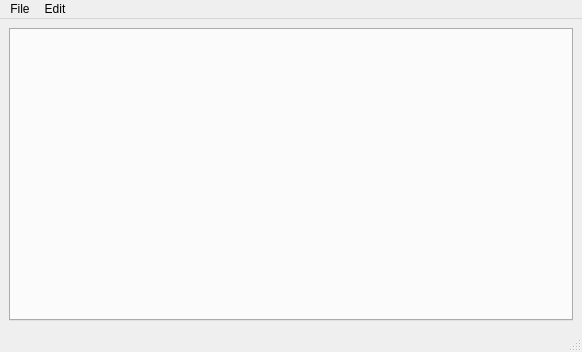
Qt form mainwindow.ui (MisanaProger/Charos-Text-Editor) before a commit.
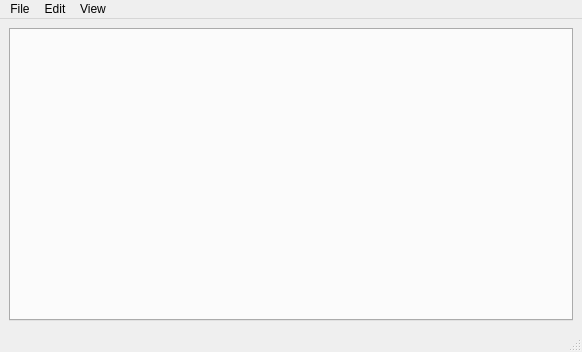
The same form after that commit. Icons and pictures are not drawn.

```diff
--- a/mainwindow.ui
+++ b/mainwindow.ui
@@ -30,7 +30,7 @@
      <x>0</x>
      <y>0</y>
      <width>582</width>
-     <height>30</height>
+     <height>22</height>
     </rect>
    </property>
    <widget class="QMenu" name="menuFile">
@@ -59,8 +59,17 @@
     <addaction name="separator"/>
     <addaction name="actionSelect_all"/>
    </widget>
+   <widget class="QMenu" name="menuView">
+    <property name="title">
+     <string>View</string>
+    </property>
+    <addaction name="actionAutohide_tab_bar"/>
+    <addaction name="actionShow_status_bar"/>
+    <addaction name="actionWrap_line"/>
+   </widget>
    <addaction name="menuFile"/>
    <addaction name="menuEdit"/>
+   <addaction name="menuView"/>
   </widget>
   <widget class="QStatusBar" name="statusbar"/>
   <action name="actionOpen">
```
Left out of the diff: 30 changed lines with no effect on the pictures.
